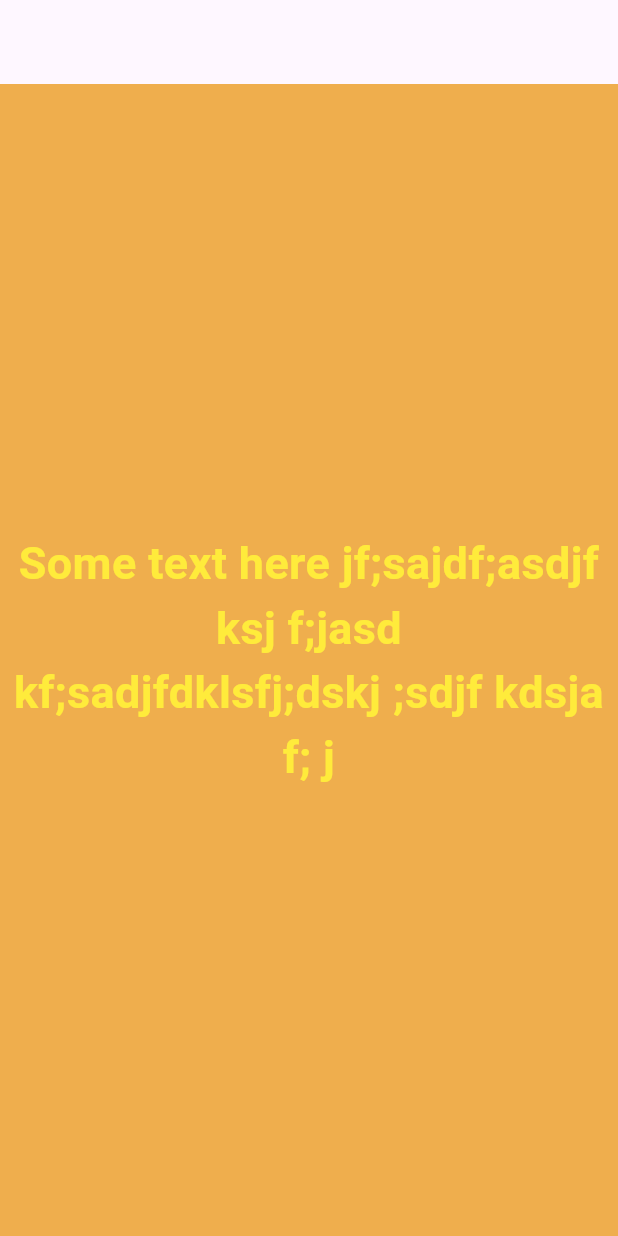
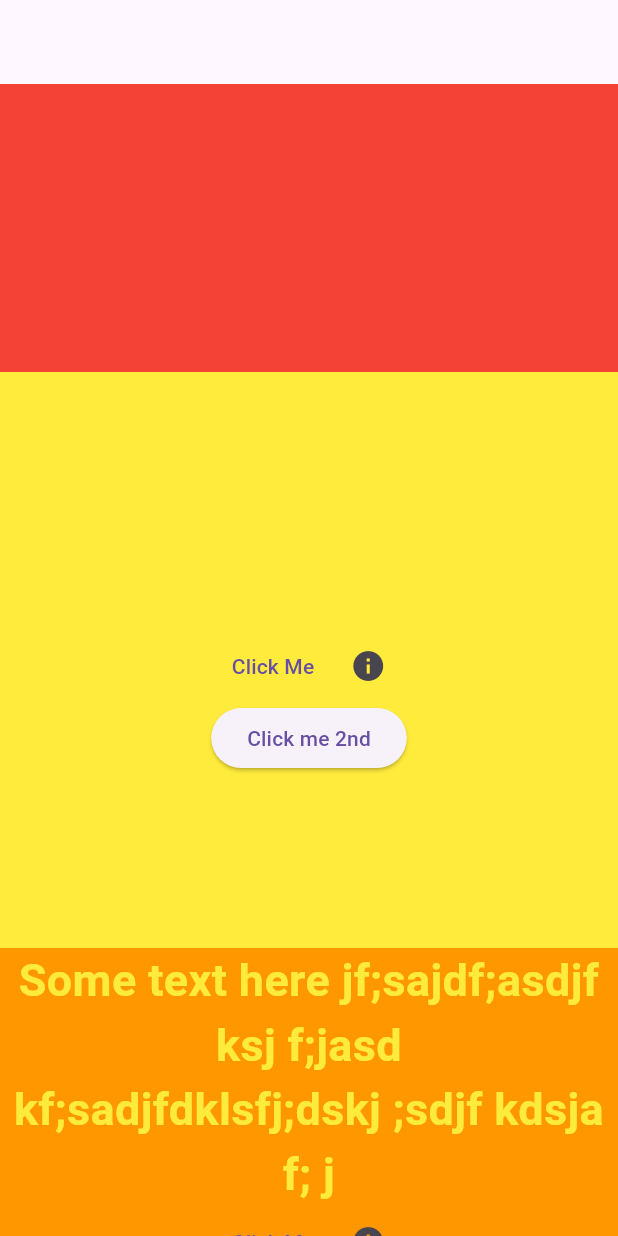
Before and after one commit to Aswaj-th/FlutterSample1, a Flutter app: the screen it shows after launch, on a phone screen of 412 x 824 dp. Run offline on Flutter 3.47's test engine with Material 3 defaults, Android fonts, the light colour scheme and no system bars.

Commit message:
playing with row, column, expanded, flex, alignment

```diff
--- a/lib/main.dart
+++ b/lib/main.dart
@@ -28,8 +28,17 @@
       backgroundColor: const Color.fromARGB(255, 239, 174, 77),
       appBar: AppBar(),
       body: SafeArea(
-        child: Center(
-          child: Text(
+        child: Column(
+          mainAxisAlignment: MainAxisAlignment.spaceBetween,
+          children: [
+            Expanded(child: Container(color: Colors.red)),
+            Expanded(
+              flex: 2,
+              child: Container(
+                color: Colors.yellow,
+                child: Column(
+                  children: [
+                    Text(
                       text,
                       textAlign: TextAlign.center,
                       style: const TextStyle(
@@ -38,6 +47,65 @@
                         fontWeight: FontWeight.bold,
                       ),
                     ),
+                    Row(
+                      mainAxisAlignment: MainAxisAlignment.center,
+                      children: [
+                        TextButton(
+                          onPressed: () {
+                            print("TextButton clicked");
+                          },
+                          child: Text('Click Me'),
+                        ),
+                        IconButton(onPressed: () {}, icon: Icon(Icons.info)),
+                      ],
+                    ),
+                    ElevatedButton(
+                      onPressed: () {
+                        print('Elevated button clicked');
+                      },
+                      child: Text("Click me 2nd"),
+                    ),
+                  ],
+                ),
+              ),
+            ),
+            Expanded(
+              child: Container(
+                color: Colors.orange,
+                child: Column(
+                  children: [
+                    Text(
+                      text,
+                      textAlign: TextAlign.center,
+                      style: const TextStyle(
+                        color: Colors.yellow,
+                        fontSize: 30,
+                        fontWeight: FontWeight.bold,
+                      ),
+                    ),
+                    Row(
+                      mainAxisAlignment: MainAxisAlignment.center,
+                      children: [
+                        TextButton(
+                          onPressed: () {
+                            print("TextButton clicked");
+                          },
+                          child: Text('Click Me'),
+                        ),
+                        IconButton(onPressed: () {}, icon: Icon(Icons.info)),
+                      ],
+                    ),
+                    ElevatedButton(
+                      onPressed: () {
+                        print('Elevated button clicked');
+                      },
+                      child: Text("Click me 2nd"),
+                    ),
+                  ],
+                ),
+              ),
+            ),
+          ],
         ),
       ),
     );
```
Lines whose indentation alone changed are shown as unchanged.
